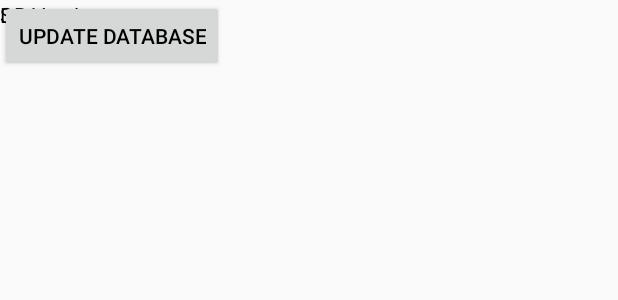
After one commit to Narzew/bikeheaven, an Android app: the layout activity_dbupdate.xml on its own in the app's theme, with its tools: preview values and no code run, on a phone screen of 412 x 824 dp. The commit adds this screen. Shown: the top 300 px of the screen. Run offline under Robolectric (Android 15) with nearby library versions, the phone set to English and light mode, and no system bars.

Commit message:
Created DBUpdateActivity

```diff
--- /dev/null
+++ b/app/src/main/res/layout/activity_dbupdate.xml
@@ -0,0 +1,43 @@
+<?xml version="1.0" encoding="utf-8"?>
+<android.support.v4.widget.DrawerLayout xmlns:android="http://schemas.android.com/apk/res/android"
+    android:id="@+id/drawerLayout"
+    android:layout_width="match_parent"
+    android:layout_height="match_parent" >
+
+    <FrameLayout
+        android:id="@+id/mainContent"
+        android:layout_width="match_parent"
+        android:layout_height="match_parent" >
+
+        <TextView
+            android:id="@+id/t_db_version"
+            android:layout_width="wrap_content"
+            android:layout_height="wrap_content"
+            android:text="DB Version" />
+
+
+        <TextView
+            android:id="@+id/t_status"
+            android:layout_width="wrap_content"
+            android:layout_height="wrap_content"
+            android:text="Status" />
+
+        <Button
+            android:id="@+id/button_update"
+            android:layout_width="wrap_content"
+            android:layout_height="wrap_content"
+            android:text="Update database"
+            android:onClick="update_database"/>
+
+    </FrameLayout>
+
+    <ListView
+        android:id="@+id/drawerList"
+        android:entries="@array/menu"
+        android:divider="@null"
+        android:layout_width="@dimen/drawer_left_width"
+        android:layout_height="match_parent"
+        android:layout_gravity="left" >
+    </ListView>
+
+</android.support.v4.widget.DrawerLayout>
--- a/app/src/main/res/values/dimens.xml
+++ b/app/src/main/res/values/dimens.xml
@@ -1,5 +1,5 @@
 <resources>
-	<dimen name="drawer_left_width">240dp</dimen>
-	<dimen name="activity_horizontal_margin">16dp</dimen>
-	<dimen name="activity_vertical_margin">16dp</dimen>
+    <dimen name="drawer_left_width">240dp</dimen>
+    <dimen name="activity_horizontal_margin">16dp</dimen>
+    <dimen name="activity_vertical_margin">16dp</dimen>
 </resources>
```
Also changed, not shown: app/src/main/AndroidManifest.xml (+53 -42 lines), app/src/main/java/org/narzew/bikeheaven/DBUpdateActivity.java (added, +196 -0 lines), app/src/main/res/layout/activity_main.xml (+20 -9 lines), app/src/main/res/values/strings.xml (indentation only).
